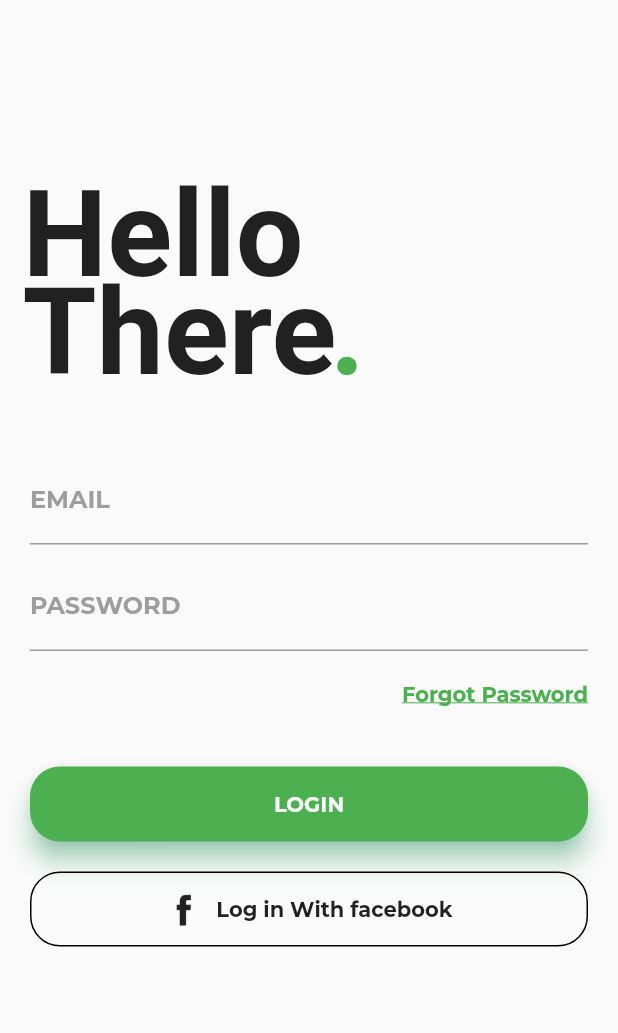
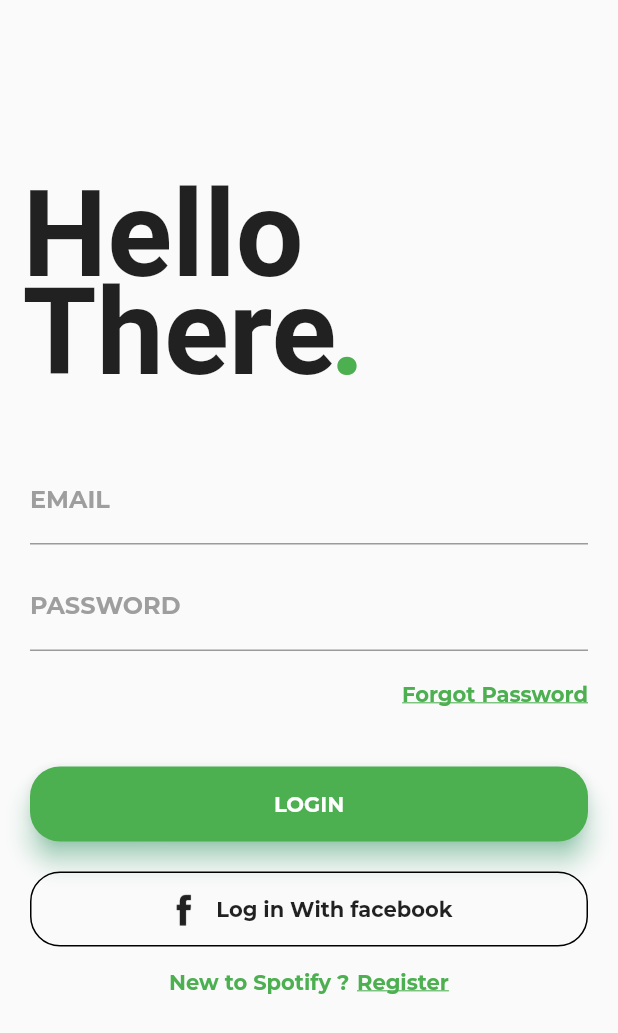
Before and after one commit to kokodavid/messagingappui, a Flutter app: the screen it shows after launch, on a phone screen of 412 x 824 dp. Shown: the top 1033 px of the screen. Run offline on Flutter 3.47's test engine with Material 2 defaults, Android fonts, the phone set to English and light mode, and no system bars; project files that could hold a hidden picture were left out.

Commit message:
Register Text

```diff
--- a/lib/main.dart
+++ b/lib/main.dart
@@ -157,7 +157,35 @@ class _MyHomePageState extends State<MyHomePage> {
                 ),
               ],
             ),
+          ),
+          SizedBox(
+            height: 15.0,
+          ),
+          Row(
+            mainAxisAlignment: MainAxisAlignment.center,
+            children: <Widget>[
+              Text('New to Spotify ?',
+              style: TextStyle(
+                color: Colors.green,
+                fontFamily: 'Montserrat'
+              ),
+              ),
+              SizedBox(
+                width: 5.0,
+              ),
+              InkWell(
+                onTap: () {},
+                child: Text('Register',
+                style: TextStyle(
+                  color: Colors.green,
+                  fontFamily: 'Montserrat',
+                  fontWeight: FontWeight.bold,
+                  decoration: TextDecoration.underline
+                ),),
+              )
+            ]
           )
+
         ],
       ),
     );
```
